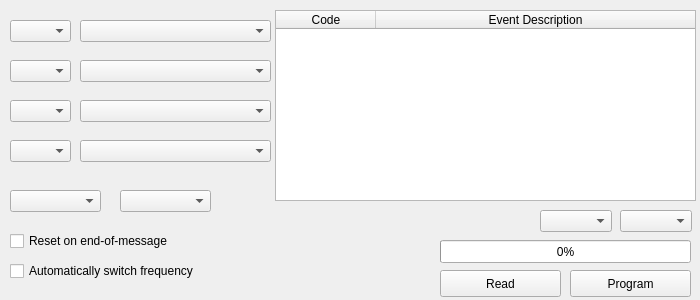
Qt form earcomm.ui (vangdfang/EARComm) before a commit.
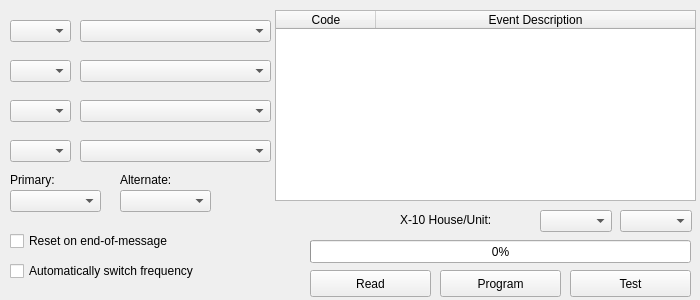
The same form after that commit.

Commit message: Working version.  Lacking support for FM EAR (v1), FM EAR (v2) and the 5100 (needs 1200 baud).  Also lacking support for county subareas. Stubs are in place for the unsupported models, but I have little way to test.

```diff
--- a/earcomm.ui
+++ b/earcomm.ui
@@ -16,7 +16,7 @@
   <widget class="QPushButton" name="readButton">
    <property name="geometry">
     <rect>
-     <x>440</x>
+     <x>310</x>
      <y>270</y>
      <width>121</width>
      <height>27</height>
@@ -29,9 +29,9 @@
   <widget class="QProgressBar" name="programStatus">
    <property name="geometry">
     <rect>
-     <x>440</x>
+     <x>310</x>
      <y>240</y>
-     <width>251</width>
+     <width>381</width>
      <height>23</height>
     </rect>
    </property>
@@ -42,7 +42,7 @@
   <widget class="QPushButton" name="programButton">
    <property name="geometry">
     <rect>
-     <x>570</x>
+     <x>440</x>
      <y>270</y>
      <width>121</width>
      <height>27</height>
@@ -242,6 +242,58 @@
     </rect>
    </property>
   </widget>
+  <widget class="QPushButton" name="testButton">
+   <property name="geometry">
+    <rect>
+     <x>570</x>
+     <y>270</y>
+     <width>121</width>
+     <height>27</height>
+    </rect>
+   </property>
+   <property name="text">
+    <string>Test</string>
+   </property>
+  </widget>
+  <widget class="QLabel" name="labelX10">
+   <property name="geometry">
+    <rect>
+     <x>400</x>
+     <y>210</y>
+     <width>161</width>
+     <height>20</height>
+    </rect>
+   </property>
+   <property name="text">
+    <string>X-10 House/Unit:</string>
+   </property>
+  </widget>
+  <widget class="QLabel" name="labelPrimary">
+   <property name="geometry">
+    <rect>
+     <x>10</x>
+     <y>170</y>
+     <width>75</width>
+     <height>20</height>
+    </rect>
+   </property>
+   <property name="text">
+    <string>Primary:</string>
+   </property>
+  </widget>
+  <widget class="QLabel" name="labelPrimary_2">
+   <property name="geometry">
+    <rect>
+     <x>120</x>
+     <y>170</y>
+     <width>91</width>
+     <height>20</height>
+    </rect>
+   </property>
+   <property name="text">
+    <string>Alternate:</string>
+   </property>
+  </widget>
  </widget>
  <layoutdefault spacing="6" margin="11"/>
  <resources/>
```
The commit also changes 5 other files.
